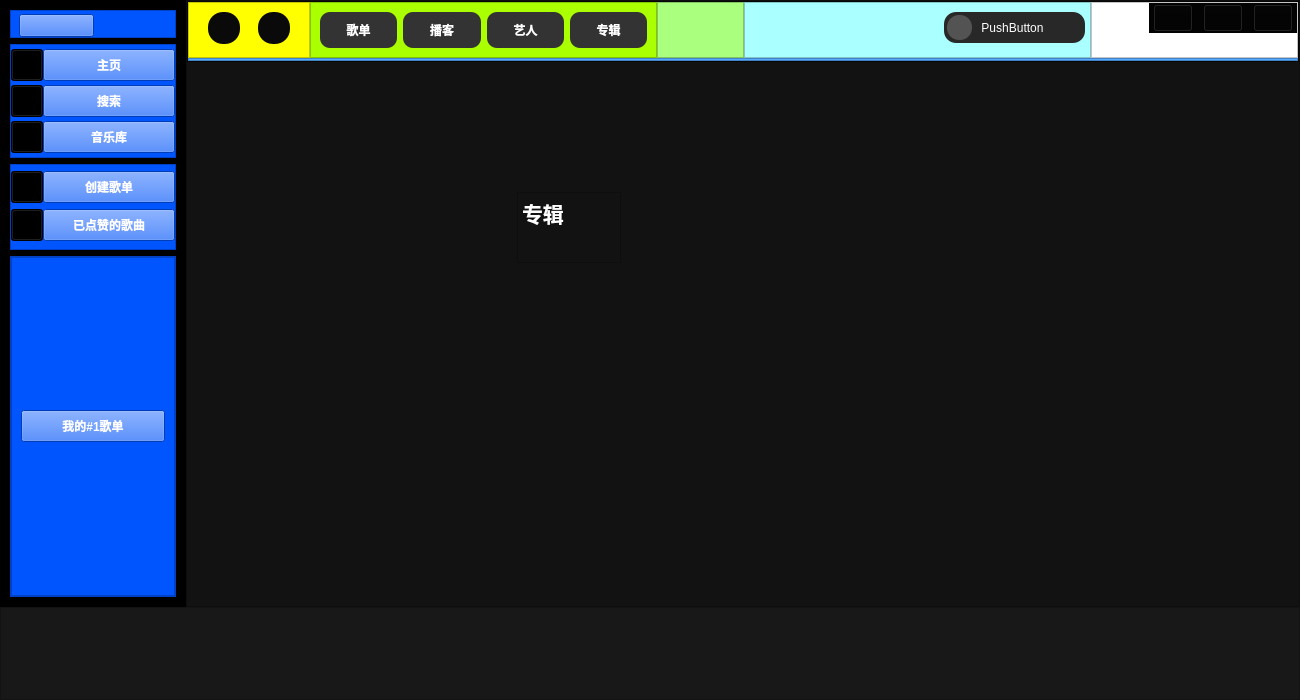
This is Form - untitled.ui in lost0427/z1_Music as Qt 5 draws it before an edit. The edited form follows.
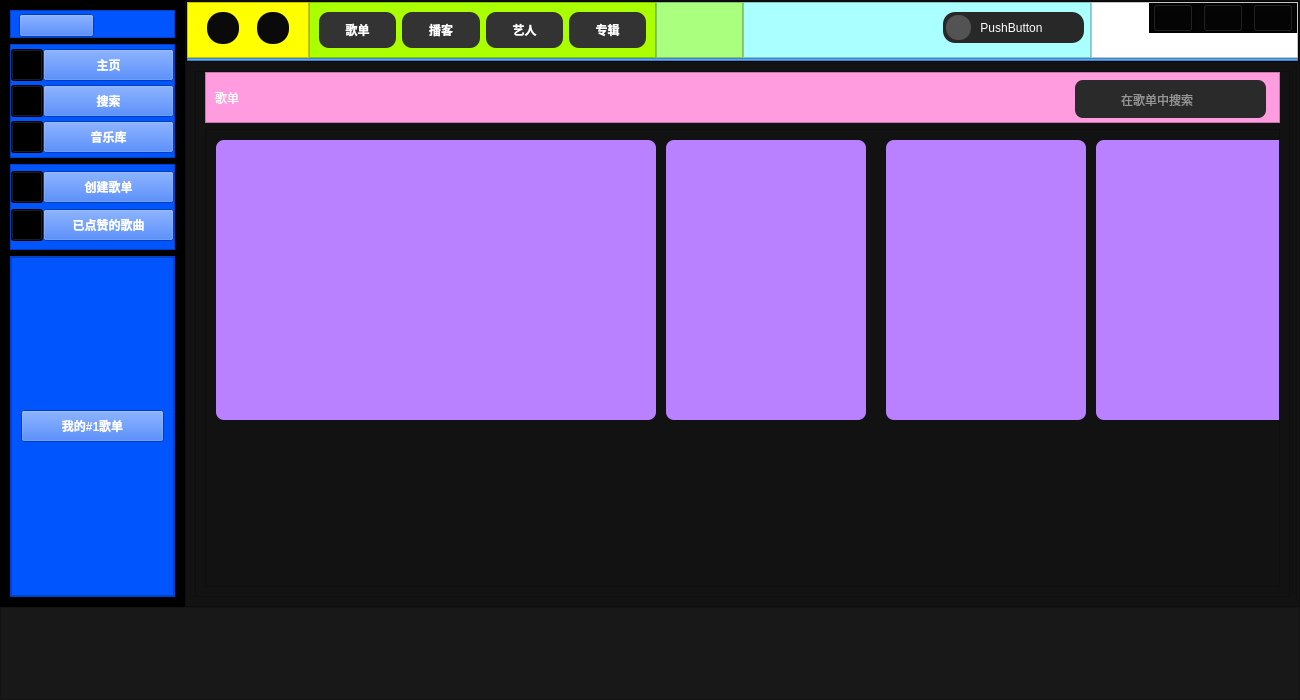
This is the edited form. Icons and pictures are not drawn.

What changed in the file:
```diff
--- a/Form - untitled.ui
+++ b/Form - untitled.ui
@@ -44,6 +44,12 @@
        </property>
        <item>
         <widget class="QFrame" name="left">
+         <property name="maximumSize">
+          <size>
+           <width>185</width>
+           <height>16777215</height>
+          </size>
+         </property>
          <property name="styleSheet">
           <string notr="true">background-color: rgb(0,0, 0);</string>
          </property>
@@ -1683,7 +1689,7 @@
                 <item>
                  <widget class="QStackedWidget" name="stackedWidget">
                   <property name="currentIndex">
-                   <number>3</number>
+                   <number>0</number>
                   </property>
                   <widget class="QWidget" name="stackedWidgetPage1">
                    <layout class="QVBoxLayout" name="verticalLayout_12" stretch="0">
@@ -1696,6 +1702,9 @@
                        <enum>QFrame::Raised</enum>
                       </property>
                       <layout class="QVBoxLayout" name="verticalLayout_13" stretch="1,9">
+                       <property name="topMargin">
+                        <number>0</number>
+                       </property>
                        <item>
                         <widget class="QFrame" name="frame_25">
                          <property name="styleSheet">
@@ -1710,7 +1719,7 @@
                          <widget class="QLabel" name="label">
                           <property name="geometry">
                            <rect>
-                            <x>20</x>
+                            <x>10</x>
                             <y>10</y>
                             <width>91</width>
                             <height>31</height>
@@ -1775,6 +1784,9 @@
                        </item>
                        <item>
                         <widget class="QScrollArea" name="scrollArea_4">
+                         <property name="styleSheet">
+                          <string notr="true">border-color: rgb(255, 0, 0);</string>
+                         </property>
                          <property name="widgetResizable">
                           <bool>true</bool>
                          </property>
@@ -1784,9 +1796,113 @@
                             <x>0</x>
                             <y>0</y>
                             <width>1067</width>
-                            <height>443</height>
+                            <height>452</height>
                            </rect>
                           </property>
+                          <widget class="QWidget" name="widget_12" native="true">
+                           <property name="geometry">
+                            <rect>
+                             <x>10</x>
+                             <y>10</y>
+                             <width>440</width>
+                             <height>280</height>
+                            </rect>
+                           </property>
+                           <property name="minimumSize">
+                            <size>
+                             <width>440</width>
+                             <height>280</height>
+                            </size>
+                           </property>
+                           <property name="maximumSize">
+                            <size>
+                             <width>430</width>
+                             <height>280</height>
+                            </size>
+                           </property>
+                           <property name="styleSheet">
+                            <string notr="true">background-color: rgb(185, 128, 255);
+border-radius: 8px</string>
+                           </property>
+                          </widget>
+                          <widget class="QWidget" name="widget_13" native="true">
+                           <property name="geometry">
+                            <rect>
+                             <x>460</x>
+                             <y>10</y>
+                             <width>200</width>
+                             <height>280</height>
+                            </rect>
+                           </property>
+                           <property name="minimumSize">
+                            <size>
+                             <width>200</width>
+                             <height>280</height>
+                            </size>
+                           </property>
+                           <property name="maximumSize">
+                            <size>
+                             <width>90</width>
+                             <height>280</height>
+                            </size>
+                           </property>
+                           <property name="styleSheet">
+                            <string notr="true">background-color: rgb(185, 128, 255);
+border-radius: 8px</string>
+                           </property>
+                          </widget>
+                          <widget class="QWidget" name="widget_14" native="true">
+                           <property name="geometry">
+                            <rect>
+                             <x>680</x>
+                             <y>10</y>
+                             <width>200</width>
+                             <height>280</height>
+                            </rect>
+                           </property>
+                           <property name="minimumSize">
+                            <size>
+                             <width>200</width>
+                             <height>280</height>
+                            </size>
+                           </property>
+                           <property name="maximumSize">
+                            <size>
+                             <width>90</width>
+                             <height>280</height>
+                            </size>
+                           </property>
+                           <property name="styleSheet">
+                            <string notr="true">background-color: rgb(185, 128, 255);
+border-radius: 8px</string>
+                           </property>
+                          </widget>
+                          <widget class="QWidget" name="widget_15" native="true">
+                           <property name="geometry">
+                            <rect>
+                             <x>890</x>
+                             <y>10</y>
+                             <width>200</width>
+                             <height>280</height>
+                            </rect>
+                           </property>
+                           <property name="minimumSize">
+                            <size>
+                             <width>200</width>
+                             <height>280</height>
+                            </size>
+                           </property>
+                           <property name="maximumSize">
+                            <size>
+                             <width>90</width>
+                             <height>280</height>
+                            </size>
+                           </property>
+                           <property name="styleSheet">
+                            <string notr="true">background-color: rgb(185, 128, 255);
+border-radius: 8px</string>
+                           </property>
+                          </widget>
                          </widget>
                         </widget>
                        </item>
@@ -1876,6 +1992,12 @@
      </item>
      <item>
       <widget class="QFrame" name="bottom">
+       <property name="maximumSize">
+        <size>
+         <width>16777215</width>
+         <height>93</height>
+        </size>
+       </property>
        <property name="styleSheet">
         <string notr="true">background-color: rgb(24,24, 24);</string>
        </property>
```
